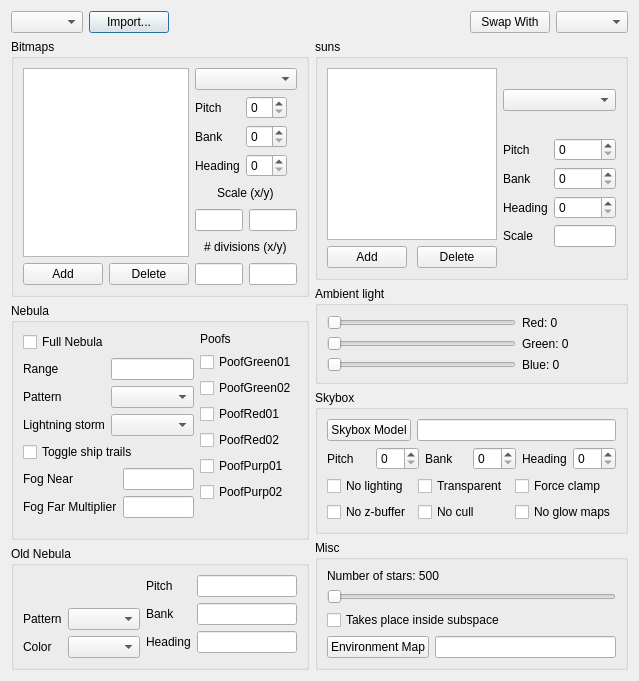
scp-fs2open/fs2open.github.com, file qtfred/ui/BackgroundEditor.ui: the form before one commit.
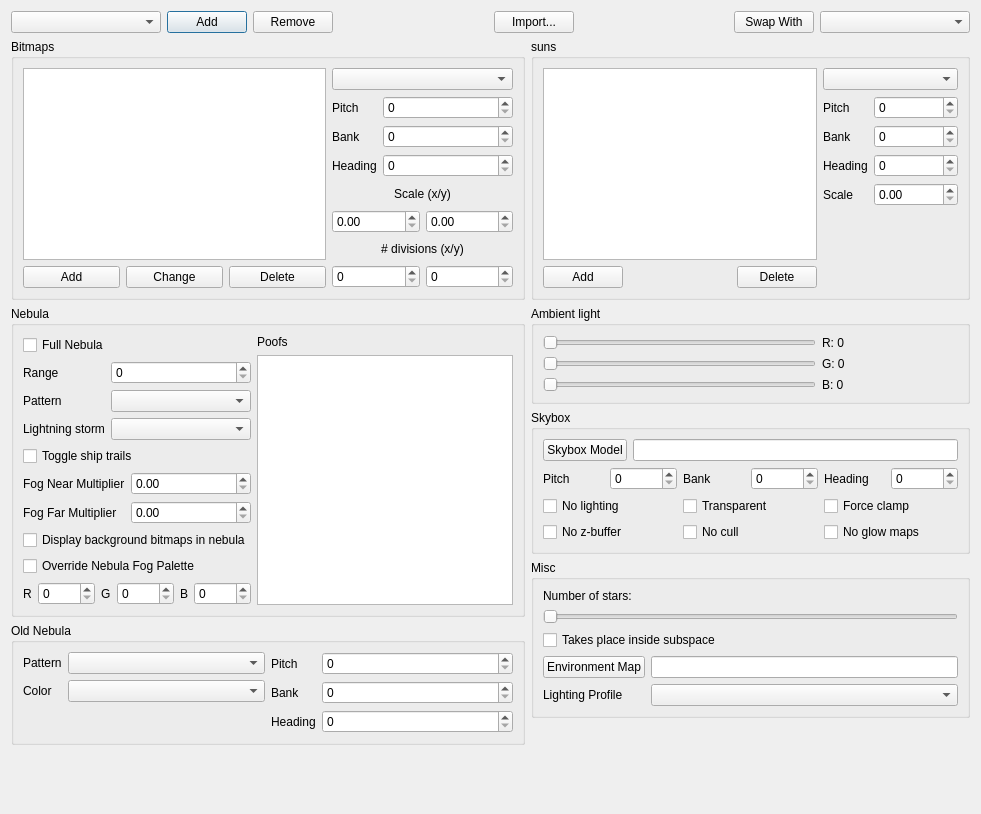
The form after the commit.

Commit message: wire up the bitmap section

The edit to the form file:
```diff
--- a/qtfred/ui/BackgroundEditor.ui
+++ b/qtfred/ui/BackgroundEditor.ui
@@ -6,20 +6,52 @@
    <rect>
     <x>0</x>
     <y>0</y>
-    <width>639</width>
-    <height>681</height>
+    <width>981</width>
+    <height>814</height>
    </rect>
   </property>
   <property name="windowTitle">
    <string>Background Editor</string>
   </property>
-  <layout class="QHBoxLayout" name="horizontalLayout">
+  <layout class="QVBoxLayout" name="verticalLayout_3">
    <item>
-    <layout class="QVBoxLayout" name="leftLayout">
+    <layout class="QHBoxLayout" name="backgroundButtonsLayout">
      <item>
-      <layout class="QHBoxLayout" name="topLeftLayout">
+      <widget class="QComboBox" name="backgroundSelectionCombo">
+       <property name="minimumSize">
+        <size>
+         <width>150</width>
+         <height>0</height>
+        </size>
+       </property>
+      </widget>
+     </item>
        <item>
-        <widget class="QComboBox" name="backgroundSelectionCombo"/>
+      <widget class="QPushButton" name="addButton">
+       <property name="text">
+        <string>Add</string>
+       </property>
+      </widget>
+     </item>
+     <item>
+      <widget class="QPushButton" name="removeButton">
+       <property name="text">
+        <string>Remove</string>
+       </property>
+      </widget>
+     </item>
+     <item>
+      <spacer name="bgButtonSpacer_1">
+       <property name="orientation">
+        <enum>Qt::Horizontal</enum>
+       </property>
+       <property name="sizeHint" stdset="0">
+        <size>
+         <width>40</width>
+         <height>20</height>
+        </size>
+       </property>
+      </spacer>
        </item>
        <item>
         <widget class="QPushButton" name="importButton">
@@ -29,7 +61,7 @@
         </widget>
        </item>
        <item>
-        <spacer name="horizontalSpacer">
+      <spacer name="bgButtonSpacer_2">
          <property name="orientation">
           <enum>Qt::Horizontal</enum>
          </property>
@@ -41,18 +73,39 @@
          </property>
         </spacer>
        </item>
+     <item>
+      <widget class="QPushButton" name="swapWithButton">
+       <property name="text">
+        <string>Swap With</string>
+       </property>
+      </widget>
+     </item>
+     <item>
+      <widget class="QComboBox" name="swapWithCombo">
+       <property name="minimumSize">
+        <size>
+         <width>150</width>
+         <height>0</height>
+        </size>
+       </property>
+      </widget>
+     </item>
       </layout>
      </item>
      <item>
-      <widget class="QGroupBox" name="groupBox">
+    <layout class="QHBoxLayout" name="mainHorizontalLayout">
+     <item>
+      <layout class="QVBoxLayout" name="leftLayout">
+       <item>
+        <widget class="QGroupBox" name="bitmapsGroupBox">
        <property name="title">
         <string>Bitmaps</string>
        </property>
-       <layout class="QHBoxLayout" name="horizontalLayout_12">
+         <layout class="QHBoxLayout" name="horizontalLayout_12" stretch="5,3">
         <item>
          <layout class="QVBoxLayout" name="bitmapLeftLayout_2">
           <item>
-           <widget class="QListView" name="bitmapListView"/>
+             <widget class="QListWidget" name="bitmapListWidget"/>
           </item>
           <item>
            <layout class="QHBoxLayout" name="horizontalLayout_11">
@@ -64,17 +117,11 @@
              </widget>
             </item>
             <item>
-             <spacer name="horizontalSpacer_18">
-              <property name="orientation">
-               <enum>Qt::Horizontal</enum>
-              </property>
-              <property name="sizeHint" stdset="0">
-               <size>
-                <width>40</width>
-                <height>20</height>
-               </size>
-              </property>
-             </spacer>
+               <widget class="QPushButton" name="changeBitmapButton">
+                <property name="text">
+                 <string>Change</string>
+                </property>
+               </widget>
             </item>
             <item>
              <widget class="QPushButton" name="deleteBitmapButton">
@@ -93,170 +140,105 @@
            <widget class="QComboBox" name="bitmapSelectionCombo"/>
           </item>
           <item>
-           <layout class="QGridLayout" name="gridLayout_2">
-            <item row="2" column="0">
-             <widget class="QLabel" name="label_8">
-              <property name="text">
-               <string>Heading</string>
-              </property>
-             </widget>
-            </item>
-            <item row="2" column="1">
-             <widget class="QSpinBox" name="bitmapHeadingSpin"/>
-            </item>
+             <layout class="QFormLayout" name="bitmapOrientForm">
             <item row="0" column="0">
-             <widget class="QLabel" name="label_4">
+               <widget class="QLabel" name="bitmapPitchLabel">
               <property name="text">
                <string>Pitch</string>
               </property>
              </widget>
             </item>
+              <item row="0" column="1">
+               <widget class="QSpinBox" name="bitmapPitchSpin">
+                <property name="maximum">
+                 <number>16777215</number>
+                </property>
+               </widget>
+              </item>
             <item row="1" column="0">
-             <widget class="QLabel" name="label_7">
+               <widget class="QLabel" name="bitmapBankLabel">
               <property name="text">
                <string>Bank</string>
               </property>
              </widget>
             </item>
-            <item row="0" column="1">
-             <widget class="QSpinBox" name="bitmapPitchSpin"/>
-            </item>
             <item row="1" column="1">
-             <widget class="QSpinBox" name="bitmapBankSpin"/>
-            </item>
-            <item row="0" column="2">
-             <spacer name="horizontalSpacer_12">
-              <property name="orientation">
-               <enum>Qt::Horizontal</enum>
-              </property>
-              <property name="sizeHint" stdset="0">
-               <size>
-                <width>40</width>
-                <height>20</height>
-               </size>
-              </property>
-             </spacer>
-            </item>
-            <item row="2" column="2">
-             <spacer name="horizontalSpacer_11">
-              <property name="orientation">
-               <enum>Qt::Horizontal</enum>
-              </property>
-              <property name="sizeHint" stdset="0">
-               <size>
-                <width>40</width>
-                <height>20</height>
-               </size>
-              </property>
-             </spacer>
-            </item>
-            <item row="1" column="2">
-             <spacer name="horizontalSpacer_13">
-              <property name="orientation">
-               <enum>Qt::Horizontal</enum>
-              </property>
-              <property name="sizeHint" stdset="0">
-               <size>
-                <width>40</width>
-                <height>20</height>
-               </size>
-              </property>
-             </spacer>
+               <widget class="QSpinBox" name="bitmapBankSpin">
+                <property name="maximum">
+                 <number>16777215</number>
+                </property>
+               </widget>
+              </item>
+              <item row="2" column="0">
+               <widget class="QLabel" name="bitmapHeadingLabel">
+                <property name="text">
+                 <string>Heading</string>
+                </property>
+               </widget>
+              </item>
+              <item row="2" column="1">
+               <widget class="QSpinBox" name="bitmapHeadingSpin">
+                <property name="maximum">
+                 <number>16777215</number>
+                </property>
+               </widget>
             </item>
            </layout>
           </item>
           <item>
-           <layout class="QHBoxLayout" name="horizontalLayout_7">
-            <item>
-             <spacer name="horizontalSpacer_14">
-              <property name="orientation">
-               <enum>Qt::Horizontal</enum>
-              </property>
-              <property name="sizeHint" stdset="0">
-               <size>
-                <width>40</width>
-                <height>20</height>
-               </size>
-              </property>
-             </spacer>
-            </item>
-            <item>
-             <widget class="QLabel" name="label_9">
+             <widget class="QLabel" name="bitmapScaleLabel">
               <property name="text">
                <string>Scale (x/y)</string>
               </property>
+              <property name="alignment">
+               <set>Qt::AlignCenter</set>
+              </property>
              </widget>
             </item>
             <item>
-             <spacer name="horizontalSpacer_15">
-              <property name="orientation">
-               <enum>Qt::Horizontal</enum>
-              </property>
-              <property name="sizeHint" stdset="0">
-               <size>
-                <width>40</width>
-                <height>20</height>
-               </size>
-              </property>
-             </spacer>
-            </item>
-           </layout>
-          </item>
+             <layout class="QHBoxLayout" name="bitmapScaleLayout">
+              <item>
+               <widget class="QDoubleSpinBox" name="bitmapScaleXDoubleSpinBox">
+                <property name="maximum">
+                 <double>16777215.000000000000000</double>
+                </property>
+               </widget>
+              </item>
           <item>
-           <layout class="QHBoxLayout" name="horizontalLayout_8">
-            <item>
-             <widget class="QLineEdit" name="bitmapScaleXEdit"/>
-            </item>
-            <item>
-             <widget class="QLineEdit" name="bitmapScaleYEdit"/>
-            </item>
+               <widget class="QDoubleSpinBox" name="bitmapScaleYDoubleSpinBox">
+                <property name="maximum">
+                 <double>16777215.000000000000000</double>
+                </property>
+               </widget>
+              </item>
            </layout>
           </item>
           <item>
-           <layout class="QHBoxLayout" name="horizontalLayout_9">
-            <item>
-             <spacer name="horizontalSpacer_16">
-              <property name="orientation">
-               <enum>Qt::Horizontal</enum>
-              </property>
-              <property name="sizeHint" stdset="0">
-               <size>
-                <width>40</width>
-                <height>20</height>
-               </size>
-              </property>
-             </spacer>
-            </item>
-            <item>
-             <widget class="QLabel" name="label_10">
+             <widget class="QLabel" name="bitmapDivisionLabel">
               <property name="text">
                <string># divisions (x/y)</string>
               </property>
+              <property name="alignment">
+               <set>Qt::AlignCenter</set>
+              </property>
              </widget>
             </item>
             <item>
-             <spacer name="horizontalSpacer_17">
-              <property name="orientation">
-               <enum>Qt::Horizontal</enum>
-              </property>
-              <property name="sizeHint" stdset="0">
-               <size>
-                <width>40</width>
-                <height>20</height>
-               </size>
-              </property>
-             </spacer>
-            </item>
-           </layout>
-          </item>
+             <layout class="QHBoxLayout" name="bitmapDivisionLayout">
+              <item>
+               <widget class="QSpinBox" name="bitmapDivXSpinBox">
+                <property name="maximum">
+                 <number>16777215</number>
+                </property>
+               </widget>
+              </item>
           <item>
-           <layout class="QHBoxLayout" name="horizontalLayout_10">
-            <item>
-             <widget class="QLineEdit" name="bitmapDivisionsXEdit"/>
-            </item>
-            <item>
-             <widget class="QLineEdit" name="bitmapDivisionsYEdit"/>
-            </item>
+               <widget class="QSpinBox" name="bitmapDivYSpinBox">
+                <property name="maximum">
+                 <number>16777215</number>
+                </property>
+               </widget>
+              </item>
            </layout>
           </item>
          </layout>
@@ -269,7 +251,7 @@
        <property name="title">
         <string>Nebula</string>
        </property>
-       <layout class="QHBoxLayout" name="horizontalLayout_13">
+         <layout class="QHBoxLayout" name="horizontalLayout_13" stretch="0,1">
         <item>
          <layout class="QVBoxLayout" name="nebulaLeftLayout">
           <item>
@@ -288,9 +270,6 @@
               </property>
              </widget>
             </item>
-            <item row="0" column="1">
-             <widget class="QLineEdit" name="nebulaRangeEdit"/>
-            </item>
             <item row="1" column="0">
              <widget class="QLabel" name="label_13">
               <property name="text">
@@ -311,6 +290,13 @@
             <item row="2" column="1">
              <widget class="QComboBox" name="nebulaLightningCombo"/>
             </item>
+              <item row="0" column="1">
+               <widget class="QSpinBox" name="rangeSpinBox">
+                <property name="maximum">
+                 <number>16777215</number>
+                </property>
+               </widget>
+              </item>
            </layout>
           </item>
           <item>
@@ -325,13 +311,10 @@
             <item row="0" column="0">
              <widget class="QLabel" name="label_15">
               <property name="text">
-               <string>Fog Near</string>
+                 <string>Fog Near Multiplier</string>
               </property>
              </widget>
             </item>
-            <item row="0" column="1">
-             <widget class="QLineEdit" name="fogNearEdit"/>
-            </item>
             <item row="1" column="0">
              <widget class="QLabel" name="label_35">
               <property name="text">
@@ -339,8 +322,85 @@
               </property>
              </widget>
             </item>
+              <item row="0" column="1">
+               <widget class="QDoubleSpinBox" name="fogNearDoubleSpinBox">
+                <property name="maximum">
+                 <double>16777215.000000000000000</double>
+                </property>
+               </widget>
+              </item>
             <item row="1" column="1">
-             <widget class="QLineEdit" name="fogFarMultiplierEdit"/>
+               <widget class="QDoubleSpinBox" name="fogFarDoubleSpinBox">
+                <property name="maximum">
+                 <double>16777215.000000000000000</double>
+                </property>
+               </widget>
+              </item>
+             </layout>
+            </item>
+            <item>
+             <widget class="QCheckBox" name="displayBgsInNebulaCheckbox">
+              <property name="text">
+               <string>Display background bitmaps in nebula</string>
+              </property>
+             </widget>
+            </item>
+            <item>
+             <widget class="QCheckBox" name="overrideFogPaletteCheckBox">
+              <property name="text">
+               <string>Override Nebula Fog Palette</string>
+              </property>
+             </widget>
+            </item>
+            <item>
+             <layout class="QHBoxLayout" name="fogPaletteOverrideLayout" stretch="0,1,0,1,0,1">
+              <item>
+               <widget class="QLabel" name="fogOverrideRLabel">
+                <property name="sizePolicy">
+                 <sizepolicy hsizetype="Preferred" vsizetype="Preferred">
+                  <horstretch>0</horstretch>
+                  <verstretch>0</verstretch>
+                 </sizepolicy>
+                </property>
+                <property name="text">
+                 <string>R</string>
+                </property>
+               </widget>
+              </item>
+              <item>
+               <widget class="QSpinBox" name="fogOverrideRedSpinBox">
+                <property name="maximum">
+                 <number>255</number>
+                </property>
+               </widget>
+              </item>
+              <item>
+               <widget class="QLabel" name="fogOverrideGLabel">
+                <property name="text">
+                 <string>G</string>
+                </property>
+               </widget>
+              </item>
+              <item>
+               <widget class="QSpinBox" name="fogOverrideGreenSpinBox">
+                <property name="maximum">
+                 <number>255</number>
+                </property>
+               </widget>
+              </item>
+              <item>
+               <widget class="QLabel" name="fogOverrideBLabel">
+                <property name="text">
+                 <string>B</string>
+                </property>
+               </widget>
+              </item>
+              <item>
+               <widget class="QSpinBox" name="fogOverrideBlueSpinBox">
+                <property name="maximum">
+                 <number>255</number>
+                </property>
+               </widget>
             </item>
            </layout>
           </item>
@@ -356,60 +416,8 @@
            </widget>
           </item>
           <item>
-           <widget class="QCheckBox" name="poofGreen1CheckBox">
-            <property name="text">
-             <string>PoofGreen01</string>
-            </property>
-           </widget>
-          </item>
-          <item>
-           <widget class="QCheckBox" name="poofGreen2CheckBox">
-            <property name="text">
-             <string>PoofGreen02</string>
-            </property>
-           </widget>
-          </item>
-          <item>
-           <widget class="QCheckBox" name="poofRed1CheckBox">
-            <property name="text">
-             <string>PoofRed01</string>
-            </property>
-           </widget>
-          </item>
-          <item>
-           <widget class="QCheckBox" name="poofRed2CheckBox">
-            <property name="text">
-             <string>PoofRed02</string>
-            </property>
-           </widget>
-          </item>
-          <item>
-           <widget class="QCheckBox" name="poofPurple1CheckBox">
-            <property name="text">
-             <string>PoofPurp01</string>
-            </property>
-           </widget>
-          </item>
-          <item>
-           <widget class="QCheckBox" name="poofPurple2CheckBox">
-            <property name="text">
-             <string>PoofPurp02</string>
-            </property>
-           </widget>
-          </item>
-          <item>
-           <spacer name="verticalSpacer">
-            <property name="orientation">
-             <enum>Qt::Vertical</enum>
-            </property>
-            <property name="sizeHint" stdset="0">
-             <size>
-              <width>20</width>
-              <height>40</height>
-             </size>
-            </property>
-           </spacer>
-          </item>
+             <widget class="QListWidget" name="poofsListWidget"/>
+            </item>
          </layout>
         </item>
        </layout>
@@ -420,42 +428,29 @@
        <property name="title">
         <string>Old Nebula</string>
        </property>
-       <layout class="QHBoxLayout" name="horizontalLayout_14">
+         <layout class="QHBoxLayout" name="horizontalLayout_14" stretch="0,0">
         <item>
-         <layout class="QFormLayout" name="oldNebulaLeftLayout">
-          <item row="1" column="0">
-           <widget class="QLabel" name="label_17">
+           <layout class="QFormLayout" name="oldNebulaLeftForm">
+            <item row="0" column="0">
+             <widget class="QLabel" name="oldNebPatternLabel">
             <property name="text">
              <string>Pattern</string>
             </property>
            </widget>
           </item>
-          <item row="1" column="1">
+            <item row="0" column="1">
            <widget class="QComboBox" name="oldNebulaPatternCombo"/>
           </item>
-          <item row="3" column="0">
-           <widget class="QLabel" name="label_18">
+            <item row="1" column="0">
+             <widget class="QLabel" name="oldNebColorLabel">
             <property name="text">
              <string>Color</string>
             </property>
            </widget>
           </item>
-          <item row="3" column="1">
+            <item row="1" column="1">
            <widget class="QComboBox" name="oldNebulaColorCombo"/>
           </item>
-          <item row="0" column="1">
-           <spacer name="verticalSpacer_2">
-            <property name="orientation">
-             <enum>Qt::Vertical</enum>
-            </property>
-            <property name="sizeHint" stdset="0">
-             <size>
-              <width>20</width>
-              <height>40</height>
-             </size>
-            </property>
-           </spacer>
-          </item>
          </layout>
         </item>
         <item>
@@ -467,9 +462,6 @@
             </property>
            </widget>
           </item>
-          <item row="0" column="1">
-           <widget class="QLineEdit" name="oldNebulaPitchEdit"/>
-          </item>
           <item row="1" column="0">
            <widget class="QLabel" name="label_20">
             <property name="text">
@@ -477,9 +469,6 @@
             </property>
            </widget>
           </item>
-          <item row="1" column="1">
-           <widget class="QLineEdit" name="oldNebulaBankEdit"/>
-          </item>
           <item row="2" column="0">
            <widget class="QLabel" name="label_21">
             <property name="text">
@@ -487,47 +476,69 @@
             </property>
            </widget>
           </item>
+            <item row="0" column="1">
+             <widget class="QSpinBox" name="oldNebulaPitchSpinBox">
+              <property name="minimumSize">
+               <size>
+                <width>100</width>
+                <height>0</height>
+               </size>
+              </property>
+              <property name="maximum">
+               <number>16777215</number>
+              </property>
+             </widget>
+            </item>
+            <item row="1" column="1">
+             <widget class="QSpinBox" name="oldNebulaBankSpinBox">
+              <property name="minimumSize">
+               <size>
+                <width>100</width>
+                <height>0</height>
+               </size>
+              </property>
+              <property name="maximum">
+               <number>16777215</number>
+              </property>
+             </widget>
+            </item>
           <item row="2" column="1">
-           <widget class="QLineEdit" name="oldNebulaHeadingEdit"/>
+             <widget class="QSpinBox" name="oldNebulaHeadingSpinBox">
+              <property name="minimumSize">
+               <size>
+                <width>100</width>
+                <height>0</height>
+               </size>
+              </property>
+              <property name="maximum">
+               <number>16777215</number>
+              </property>
+             </widget>
           </item>
          </layout>
         </item>
        </layout>
       </widget>
      </item>
+       <item>
+        <spacer name="leftSideVerticalSpacer">
+         <property name="orientation">
+          <enum>Qt::Vertical</enum>
+         </property>
+         <property name="sizeHint" stdset="0">
+          <size>
+           <width>20</width>
+           <height>40</height>
+          </size>
+         </property>
+        </spacer>
+       </item>
     </layout>
    </item>
    <item>
     <layout class="QVBoxLayout" name="rightLayout">
      <item>
-      <layout class="QHBoxLayout" name="topRightLayout">
-       <item>
-        <spacer name="horizontalSpacer_2">
-         <property name="orientation">
-          <enum>Qt::Horizontal</enum>
-         </property>
-         <property name="sizeHint" stdset="0">
-          <size>
-           <width>40</width>
-           <height>20</height>
-          </size>
-         </property>
-        </spacer>
-       </item>
-       <item>
-        <widget class="QPushButton" name="swapWithButton">
-         <property name="text">
-          <string>Swap With</string>
-         </property>
-        </widget>
-       </item>
-       <item>
-        <widget class="QComboBox" name="swapWithCombo"/>
-       </item>
-      </layout>
-     </item>
-     <item>
-      <widget class="QGroupBox" name="groupBox_4">
+        <widget class="QGroupBox" name="sunsGroupBox">
        <property name="title">
         <string>suns</string>
        </property>
@@ -535,7 +546,7 @@
         <item>
          <layout class="QVBoxLayout" name="sunLeftLayout">
           <item>
-           <widget class="QListView" name="sunListView"/>
+             <widget class="QListWidget" name="sunsListWidget"/>
           </item>
           <item>
            <layout class="QHBoxLayout" name="horizontalLayout_15">
@@ -576,75 +587,48 @@
            <widget class="QComboBox" name="sunSelectionCombo"/>
           </item>
           <item>
-           <layout class="QGridLayout" name="gridLayout_3">
-            <item row="2" column="0">
-             <widget class="QLabel" name="label_22">
-              <property name="text">
-               <string>Heading</string>
-              </property>
-             </widget>
-            </item>
-            <item row="2" column="1">
-             <widget class="QSpinBox" name="sunHeadingSpin"/>
-            </item>
+             <layout class="QFormLayout" name="sunsFormLayout">
             <item row="0" column="0">
-             <widget class="QLabel" name="label_23">
+               <widget class="QLabel" name="sunsPitchLabel">
               <property name="text">
                <string>Pitch</string>
               </property>
              </widget>
             </item>
+              <item row="0" column="1">
+               <widget class="QSpinBox" name="sunPitchSpin">
+                <property name="maximum">
+                 <number>16777215</number>
+                </property>
+               </widget>
+              </item>
             <item row="1" column="0">
-             <widget class="QLabel" name="label_24">
+               <widget class="QLabel" name="sunsBankLabel">
               <property name="text">
                <string>Bank</string>
               </property>
              </widget>
             </item>
-            <item row="0" column="1">
-             <widget class="QSpinBox" name="sunPitchSpin"/>
-            </item>
             <item row="1" column="1">
-             <widget class="QSpinBox" name="sunBankSpin"/>
-            </item>
-            <item row="0" column="2">
-             <spacer name="horizontalSpacer_20">
-              <property name="orientation">
-               <enum>Qt::Horizontal</enum>
-              </property>
-              <property name="sizeHint" stdset="0">
-               <size>
-                <width>40</width>
-                <height>20</height>
-               </size>
-              </property>
-             </spacer>
-            </item>
-            <item row="2" column="2">
-             <spacer name="horizontalSpacer_21">
-              <property name="orientation">
-               <enum>Qt::Horizontal</enum>
-              </property>
-              <property name="sizeHint" stdset="0">
-               <size>
-                <width>40</width>
-                <height>20</height>
-               </size>
-              </property>
-             </spacer>
-            </item>
-            <item row="1" column="2">
-             <spacer name="horizontalSpacer_22">
-              <property name="orientation">
-               <enum>Qt::Horizontal</enum>
-              </property>
-              <property name="sizeHint" stdset="0">
-               <size>
-                <width>40</width>
-                <height>20</height>
-               </size>
-              </property>
-             </spacer>
+               <widget class="QSpinBox" name="sunBankSpin">
+                <property name="maximum">
+                 <number>16777215</number>
+                </property>
+               </widget>
+              </item>
+              <item row="2" column="0">
+               <widget class="QLabel" name="sunsHeadingLabel">
+                <property name="text">
+                 <string>Heading</string>
+                </property>
+               </widget>
+              </item>
+              <item row="2" column="1">
+               <widget class="QSpinBox" name="sunHeadingSpin">
+                <property name="maximum">
+                 <number>16777215</number>
+                </property>
+               </widget>
             </item>
             <item row="3" column="0">
              <widget class="QLabel" name="sunScaleLabel">
@@ -654,20 +638,17 @@
              </widget>
             </item>
             <item row="3" column="1">
-             <widget class="QLineEdit" name="sunScaleEdit"/>
-            </item>
-            <item row="3" column="2">
-             <spacer name="sunScaleSpacer">
-              <property name="orientation">
-               <enum>Qt::Horizontal</enum>
-              </property>
-              <property name="sizeHint" stdset="0">
+               <widget class="QDoubleSpinBox" name="sunScaleDoubleSpinBox">
+                <property name="minimumSize">
                <size>
-                <width>40</width>
-                <height>20</height>
-               </size>
-              </property>
-             </spacer>
+                  <width>75</width>
+                  <height>0</height>
+                 </size>
+                </property>
+                <property name="maximum">
+                 <double>16777215.000000000000000</double>
+                </property>
+               </widget>
             </item>
            </layout>
           </item>
@@ -683,7 +664,21 @@
        </property>
        <layout class="QHBoxLayout" name="horizontalLayout_17">
         <item>
-         <layout class="QGridLayout" name="gridLayout_4">
+           <layout class="QGridLayout" name="ambientSlidersGrid">
+            <item row="2" column="2">
+             <widget class="QLabel" name="ambientLightBlueLabel">
+              <property name="text">
+               <string>B: 0</string>
+              </property>
+             </widget>
+            </item>
+            <item row="1" column="2">
+             <widget class="QLabel" name="ambientLightGreenLabel">
+              <property name="text">
+               <string>G: 0</string>
+              </property>
+             </widget>
+            </item>
           <item row="0" column="0" colspan="2">
            <widget class="QSlider" name="ambientLightRedSlider">
             <property name="orientation">
@@ -691,27 +686,6 @@
             </property>
            </widget>
           </item>
-          <item row="0" column="2">
-           <widget class="QLabel" name="ambientLightRedLabel">
-            <property name="text">
-             <string>Red: 0</string>
-            </property>
-           </widget>
-          </item>
-          <item row="1" column="0" colspan="2">
-           <widget class="QSlider" name="ambientLightGreenSlider">
-            <property name="orientation">
-             <enum>Qt::Horizontal</enum>
-            </property>
-           </widget>
-          </item>
-          <item row="1" column="2">
-           <widget class="QLabel" name="ambientLightGreenLabel">
-            <property name="text">
-             <string>Green: 0</string>
-            </property>
-           </widget>
-          </item>
           <item row="2" column="0" colspan="2">
            <widget class="QSlider" name="ambientLightBlueSlider">
             <property name="orientation">
@@ -719,10 +693,17 @@
             </property>
            </widget>
           </item>
-          <item row="2" column="2">
-           <widget class="QLabel" name="ambientLightBlueLabel">
+            <item row="1" column="0" colspan="2">
+             <widget class="QSlider" name="ambientLightGreenSlider">
+              <property name="orientation">
+               <enum>Qt::Horizontal</enum>
+              </property>
+             </widget>
+            </item>
+            <item row="0" column="2">
+             <widget class="QLabel" name="ambientLightRedLabel">
             <property name="text">
-             <string>Blue: 0</string>
+               <string>R: 0</string>
             </property>
            </widget>
           </item>
@@ -761,7 +742,11 @@
            </widget>
           </item>
           <item>
-           <widget class="QSpinBox" name="skyboxPitchSpin"/>
+             <widget class="QSpinBox" name="skyboxPitchSpin">
+              <property name="maximum">
+               <number>16777215</number>
+              </property>
+             </widget>
           </item>
           <item>
            <widget class="QLabel" name="label_32">
@@ -771,7 +756,11 @@
            </widget>
           </item>
           <item>
-           <widget class="QSpinBox" name="skyboxBankSpin"/>
+             <widget class="QSpinBox" name="skyboxBankSpin">
+              <property name="maximum">
+               <number>16777215</number>
+              </property>
+             </widget>
           </item>
           <item>
            <widget class="QLabel" name="label_33">
@@ -781,7 +770,11 @@
            </widget>
           </item>
           <item>
-           <widget class="QSpinBox" name="skyboxHeadingSpin"/>
+             <widget class="QSpinBox" name="skyboxHeadingSpin">
+              <property name="maximum">
+               <number>16777215</number>
+              </property>
+             </widget>
           </item>
          </layout>
         </item>
@@ -843,7 +836,7 @@
         <item>
          <widget class="QLabel" name="label_34">
           <property name="text">
-           <string>Number of stars: 500</string>
+             <string>Number of stars: </string>
           </property>
          </widget>
         </item>
@@ -862,21 +855,46 @@
          </widget>
         </item>
         <item>
-         <layout class="QHBoxLayout" name="horizontalLayout_20">
-          <item>
+           <layout class="QFormLayout" name="miscForm">
+            <item row="0" column="0">
            <widget class="QPushButton" name="envMapButton">
             <property name="text">
              <string>Environment Map</string>
             </property>
            </widget>
           </item>
-          <item>
+            <item row="0" column="1">
            <widget class="QLineEdit" name="envMapEdit"/>
           </item>
+            <item row="1" column="0">
+             <widget class="QLabel" name="lightingProfileLabel">
+              <property name="text">
+               <string>Lighting Profile</string>
+              </property>
+             </widget>
+            </item>
+            <item row="1" column="1">
+             <widget class="QComboBox" name="lightingProfileCombo"/>
+            </item>
          </layout>
         </item>
        </layout>
       </widget>
+       </item>
+       <item>
+        <spacer name="rightSideVerticalSpacer">
+         <property name="orientation">
+          <enum>Qt::Vertical</enum>
+         </property>
+         <property name="sizeHint" stdset="0">
+          <size>
+           <width>20</width>
+           <height>40</height>
+          </size>
+         </property>
+        </spacer>
+       </item>
+      </layout>
      </item>
     </layout>
    </item>
```
Left out of the diff: 60 changed lines with no effect on the pictures. Lines whose indentation alone changed are shown as unchanged. The commit also changes 5 other files.
